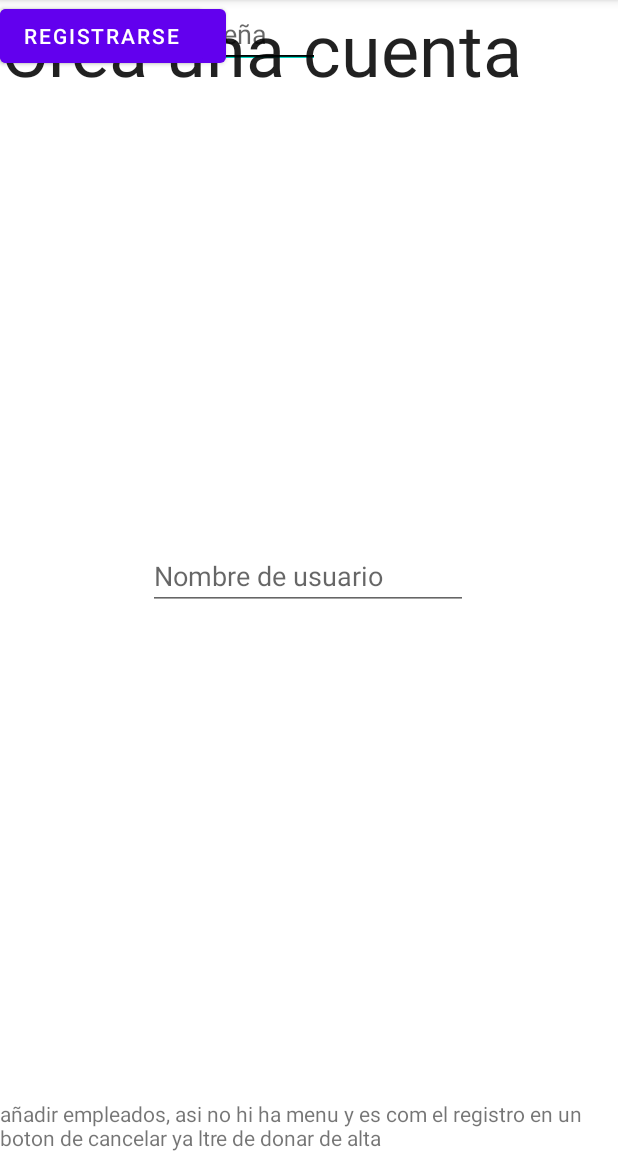
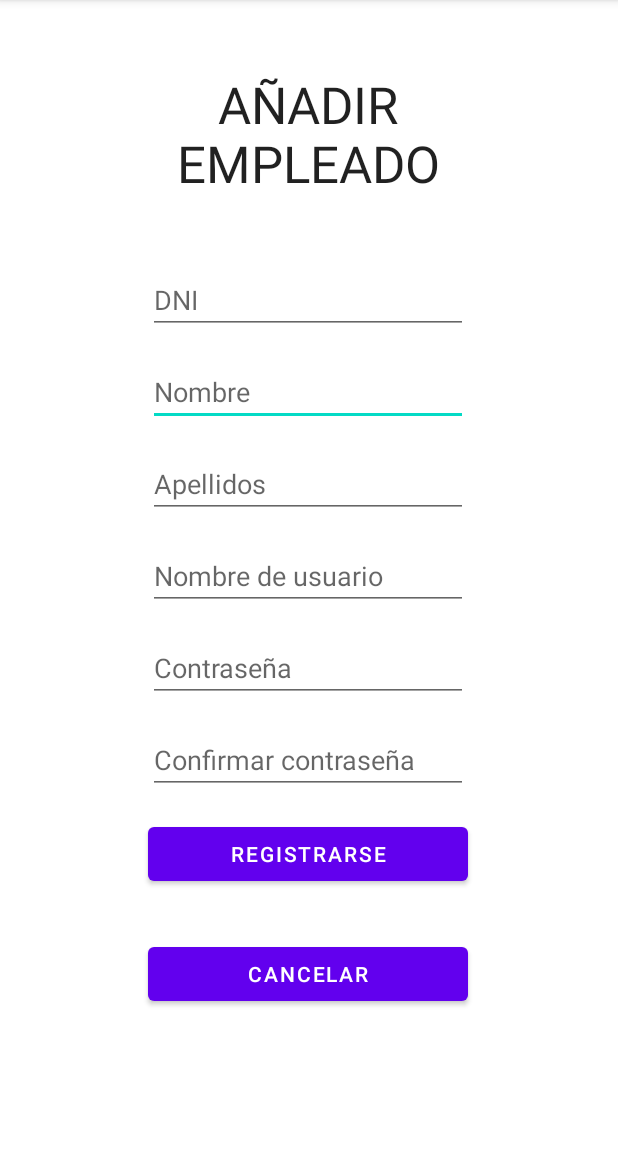
Before and after one commit to AlexBonet/ProyectoCineJava, an Android app: the AddUserActivity screen opened directly, with no data from a screen before it, on a phone screen of 412 x 824 dp, the part 84-1236 px from its top. Run offline under Robolectric (Android 15) with nearby library versions, the phone set to English and light mode, and no system bars; libraries missing offline, so code that uses them is left out: io.realm; 1 statement that could not run was skipped.

Commit message:
añadir empleados

```diff
--- a/app/src/main/java/es/alexbonet/tetsingrealm/AddUserActivity.java
+++ b/app/src/main/java/es/alexbonet/tetsingrealm/AddUserActivity.java
@@ -2,13 +2,78 @@ package es.alexbonet.tetsingrealm;
 
 import androidx.appcompat.app.AppCompatActivity;
 
+import android.annotation.SuppressLint;
+import android.content.Intent;
 import android.os.Bundle;
+import android.widget.Button;
+import android.widget.EditText;
+import android.widget.Toast;
+
+import es.alexbonet.tetsingrealm.controller.UserController;
+import es.alexbonet.tetsingrealm.db.DataBase;
+import es.alexbonet.tetsingrealm.model.UserType;
+import es.alexbonet.tetsingrealm.model.Usuario;
+import io.realm.Realm;
 
 public class AddUserActivity extends AppCompatActivity {
 
+    private EditText inputDni, inputNombre, inputApell, inputUserName, inputPswd, inputConfPswd;
+    private Button btnRegist, btnAECancelar;
+    private Realm connect;
+    private UserController userController = new UserController();
+
+    @SuppressLint("MissingInflatedId")
     @Override
     protected void onCreate(Bundle savedInstanceState) {
         super.onCreate(savedInstanceState);
         setContentView(R.layout.activity_add_user);
+
+        connect = DataBase.getInstance().conectar(this);
+
+        inputDni = findViewById(R.id.inputAEDni);
+        inputNombre = findViewById(R.id.inputAENombre);
+        inputApell = findViewById(R.id.inputAEApellido);
+        inputUserName = findViewById(R.id.inputAEUserName);
+        inputPswd = findViewById(R.id.inputAEPswd);
+        inputConfPswd = findViewById(R.id.inputAEConfirmPswd);
+        btnRegist = findViewById(R.id.btnAERegistrar);
+        btnAECancelar = findViewById(R.id.btnAECancelar);
+
+        btnAECancelar.setOnClickListener(view -> {
+            Intent intent = new Intent(this, MainActivity.class);
+            startActivity(intent);
+        });
+
+        btnRegist.setOnClickListener(view -> {
+            registrar();
+        });
+    }
+
+    private void registrar() {
+        String dni = inputDni.getText().toString();
+        String nom = inputNombre.getText().toString();
+        String ape = inputApell.getText().toString();
+        String user = inputUserName.getText().toString();
+        String pswd = inputPswd.getText().toString();
+        String cpswd = inputConfPswd.getText().toString();
+
+        if (dni.isEmpty() || nom.isEmpty() || ape.isEmpty() || user.isEmpty() || pswd.isEmpty() || cpswd.isEmpty()) { // QUE NO HAYA NINGUN CAMPO VACIO
+            Toast.makeText(this, "CAMPOS VACIOS", Toast.LENGTH_SHORT).show();
+        } else {
+            if (userController.getUser(connect, user) != null) { // QUE NO HAYA OTRO USUARIO CON EL MISMO NOMBRE DE USUARIO
+                Toast.makeText(this, "El nombre de usuario ya existe", Toast.LENGTH_SHORT).show();
+            } else if (userController.getFromDNI(connect,dni) != null) { // QUE NO HAYA OTRO USUARIO CON EL MISMO DNI
+                Toast.makeText(this, "El DNI del usuario ya existe", Toast.LENGTH_SHORT).show();
+            } else {
+                if (pswd.equals(cpswd)) { // SI LAS CONTRASEÑAS COINCIDEN
+                    userController.createUser(connect, new Usuario(dni,nom,ape,user,pswd, UserType.EMPLEADO.getString())); // CREA EL USUARIO
+                    Intent intent = new Intent(this,MainActivity.class);
+                    intent.putExtra("user", user);
+                    startActivity(intent);
+                } else {
+                    Toast.makeText(this, "Las CONTRASEÑAS no coinciden", Toast.LENGTH_SHORT).show();
+                }
+            }
+        }
     }
 }
--- a/app/src/main/res/layout/activity_add_user.xml
+++ b/app/src/main/res/layout/activity_add_user.xml
@@ -7,77 +7,76 @@
     tools:context=".AddUserActivity">
 
     <EditText
-        android:id="@+id/inputReNombre2"
+        android:id="@+id/inputAENombre"
         android:layout_width="wrap_content"
         android:layout_height="wrap_content"
         android:layout_marginBottom="16dp"
         android:ems="10"
         android:hint="Nombre"
         android:inputType="textPersonName"
-        app:layout_constraintBottom_toTopOf="@+id/inputReApellido"
-        app:layout_constraintEnd_toEndOf="@+id/inputReApellido"
-        app:layout_constraintStart_toStartOf="@+id/inputReApellido" />
+        app:layout_constraintBottom_toTopOf="@+id/inputAEApellido"
+        app:layout_constraintEnd_toEndOf="@+id/inputAEApellido"
+        app:layout_constraintStart_toStartOf="@+id/inputAEApellido" />
 
     <Button
-        android:id="@+id/btnIrALogIn2"
+        android:id="@+id/btnAECancelar"
         android:layout_width="0dp"
         android:layout_height="wrap_content"
         android:layout_marginTop="32dp"
-        android:text="Iniciar sesion"
-        app:layout_constraintEnd_toEndOf="@+id/inputReConfirmPswd"
-        app:layout_constraintStart_toStartOf="@+id/inputReConfirmPswd"
-        app:layout_constraintTop_toBottomOf="@+id/btnRegistrarse" />
+        android:text="CANCELAR"
+        app:layout_constraintEnd_toEndOf="@+id/inputAEConfirmPswd"
+        app:layout_constraintStart_toStartOf="@+id/inputAEConfirmPswd"
+        app:layout_constraintTop_toBottomOf="@+id/btnAERegistrar" />
 
     <TextView
-        android:id="@+id/textViewRe2"
+        android:id="@+id/textViewAddEmple"
         android:layout_width="0dp"
         android:layout_height="wrap_content"
-        android:text="Crea una cuenta"
+        android:text="AÑADIR EMPLEADO"
         android:textAlignment="center"
         android:textAppearance="@style/TextAppearance.AppCompat.Body1"
-        android:textSize="48sp"
-        app:layout_constraintBottom_toTopOf="@+id/inputReDni"
-        app:layout_constraintEnd_toEndOf="@+id/inputReDni"
-        app:layout_constraintStart_toStartOf="@+id/inputReDni"
+        android:textSize="34sp"
+        app:layout_constraintBottom_toTopOf="@+id/inputAEDni"
+        app:layout_constraintEnd_toEndOf="@+id/inputAEDni"
+        app:layout_constraintStart_toStartOf="@+id/inputAEDni"
         app:layout_constraintTop_toTopOf="parent" />
 
     <EditText
-        android:id="@+id/inputRePswd2"
+        android:id="@+id/inputAEPswd"
         android:layout_width="wrap_content"
         android:layout_height="wrap_content"
         android:layout_marginTop="16dp"
         android:ems="10"
         android:hint="Contraseña"
         android:inputType="textPassword"
-        app:layout_constraintEnd_toEndOf="@+id/inputReUserName"
-        app:layout_constraintHorizontal_bias="0.0"
-        app:layout_constraintStart_toStartOf="@+id/inputReUserName"
-        app:layout_constraintTop_toBottomOf="@+id/inputReUserName" />
+        app:layout_constraintEnd_toEndOf="@+id/inputAEUserName"
+        app:layout_constraintStart_toStartOf="@+id/inputAEUserName"
+        app:layout_constraintTop_toBottomOf="@+id/inputAEUserName" />
 
     <Button
-        android:id="@+id/btnRegistrarse2"
+        android:id="@+id/btnAERegistrar"
         android:layout_width="0dp"
         android:layout_height="wrap_content"
         android:layout_marginTop="16dp"
         android:text="Registrarse"
-        app:layout_constraintEnd_toEndOf="@+id/inputReConfirmPswd"
-        app:layout_constraintStart_toStartOf="@+id/inputReConfirmPswd"
-        app:layout_constraintTop_toBottomOf="@+id/inputReConfirmPswd" />
+        app:layout_constraintEnd_toEndOf="@+id/inputAEConfirmPswd"
+        app:layout_constraintStart_toStartOf="@+id/inputAEConfirmPswd"
+        app:layout_constraintTop_toBottomOf="@+id/inputAEConfirmPswd" />
 
     <EditText
-        android:id="@+id/inputReDni2"
+        android:id="@+id/inputAEDni"
         android:layout_width="wrap_content"
         android:layout_height="wrap_content"
         android:layout_marginBottom="16dp"
         android:ems="10"
         android:hint="DNI"
         android:inputType="textPersonName"
-        app:layout_constraintBottom_toTopOf="@+id/inputReNombre"
-        app:layout_constraintEnd_toEndOf="@+id/inputReNombre"
-        app:layout_constraintStart_toStartOf="@+id/inputReNombre" />
+        app:layout_constraintBottom_toTopOf="@+id/inputAENombre"
+        app:layout_constraintEnd_toEndOf="@+id/inputAEUserName"
+        app:layout_constraintStart_toStartOf="@+id/inputAEUserName" />
 
     <EditText
-        android:id="@+id/inputReUserName2"
+        android:id="@+id/inputAEUserName"
         android:layout_width="wrap_content"
         android:layout_height="wrap_content"
         android:ems="10"
@@ -90,35 +89,28 @@
         app:layout_constraintTop_toTopOf="parent" />
 
     <EditText
-        android:id="@+id/inputReConfirmPswd2"
+        android:id="@+id/inputAEConfirmPswd"
         android:layout_width="wrap_content"
         android:layout_height="wrap_content"
         android:layout_marginTop="16dp"
         android:ems="10"
         android:hint="Confirmar contraseña"
         android:inputType="textPassword"
-        app:layout_constraintEnd_toEndOf="@+id/inputRePswd"
-        app:layout_constraintStart_toStartOf="@+id/inputRePswd"
-        app:layout_constraintTop_toBottomOf="@+id/inputRePswd" />
+        app:layout_constraintEnd_toEndOf="@+id/inputAEUserName"
+        app:layout_constraintHorizontal_bias="1.0"
+        app:layout_constraintStart_toStartOf="@+id/inputAEUserName"
+        app:layout_constraintTop_toBottomOf="@+id/inputAEPswd" />
 
     <EditText
-        android:id="@+id/inputReApellido2"
+        android:id="@+id/inputAEApellido"
         android:layout_width="wrap_content"
         android:layout_height="wrap_content"
         android:layout_marginBottom="16dp"
         android:ems="10"
         android:hint="Apellidos"
         android:inputType="textPersonName"
-        app:layout_constraintBottom_toTopOf="@+id/inputReUserName"
-        app:layout_constraintEnd_toEndOf="@+id/inputReUserName"
-        app:layout_constraintStart_toStartOf="@+id/inputReUserName" />
+        app:layout_constraintBottom_toTopOf="@+id/inputAEUserName"
+        app:layout_constraintEnd_toEndOf="@+id/inputAEUserName"
+        app:layout_constraintStart_toStartOf="@+id/inputAEUserName" />
 
-    <TextView
-        android:id="@+id/textView2"
-        android:layout_width="wrap_content"
-        android:layout_height="wrap_content"
-        android:text="añadir empleados, asi no hi ha menu y es com el registro en un boton de cancelar ya ltre de donar de alta"
-        app:layout_constraintBottom_toBottomOf="parent"
-        app:layout_constraintEnd_toEndOf="parent"
-        app:layout_constraintStart_toStartOf="parent" />
 </androidx.constraintlayout.widget.ConstraintLayout>
```
